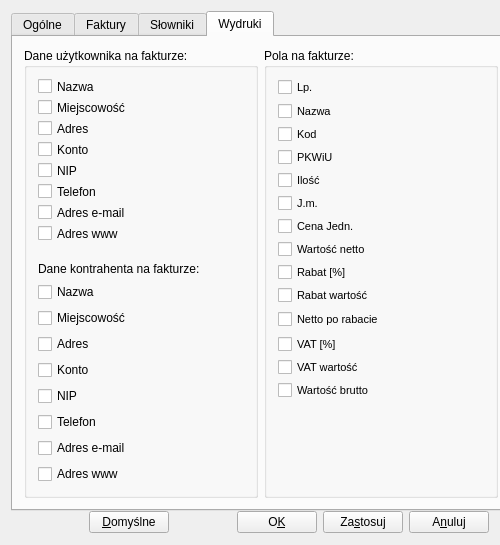
Old version of the form ui/Setting.ui in the repository juliagoda/qfaktury.
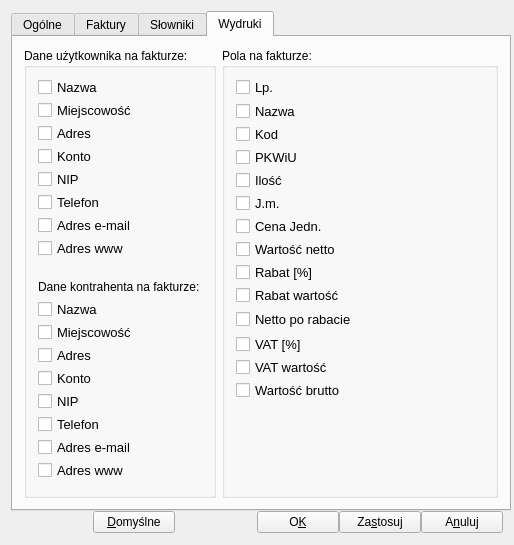
New version of the form. The open tabs and pages were chosen to show the change.

Commit message: fix segmentation fault appearing during Setting window's close

Diff of the .ui file:
```diff
--- a/ui/Setting.ui
+++ b/ui/Setting.ui
@@ -6,7 +6,7 @@
    <rect>
     <x>0</x>
     <y>0</y>
-    <width>500</width>
+    <width>514</width>
     <height>545</height>
    </rect>
   </property>
@@ -1182,310 +1182,448 @@
           <string>Dane użytkownika na fakturze:</string>
          </property>
          <layout class="QGridLayout" name="gridLayout1">
-          <item row="0" column="0">
-           <layout class="QVBoxLayout" name="_53">
-            <item>
-             <layout class="QHBoxLayout" name="_54">
-              <item>
-               <widget class="QCheckBox" name="userinfoname">
-                <property name="text">
-                 <string>Nazwa</string>
-                </property>
-               </widget>
-              </item>
-              <item>
-               <spacer name="spacer27_2">
-                <property name="orientation">
-                 <enum>Qt::Horizontal</enum>
-                </property>
-                <property name="sizeType">
-                 <enum>QSizePolicy::Expanding</enum>
-                </property>
-                <property name="sizeHint" stdset="0">
-                 <size>
-                  <width>40</width>
-                  <height>20</height>
-                 </size>
-                </property>
-               </spacer>
-              </item>
-             </layout>
-            </item>
-            <item>
-             <layout class="QHBoxLayout" name="_55">
-              <item>
-               <widget class="QCheckBox" name="userinfocity">
-                <property name="text">
-                 <string>Miejscowość</string>
-                </property>
-               </widget>
-              </item>
-              <item>
-               <spacer name="spacer27_4">
-                <property name="orientation">
-                 <enum>Qt::Horizontal</enum>
-                </property>
-                <property name="sizeType">
-                 <enum>QSizePolicy::Expanding</enum>
-                </property>
-                <property name="sizeHint" stdset="0">
-                 <size>
-                  <width>40</width>
-                  <height>20</height>
-                 </size>
-                </property>
-               </spacer>
-              </item>
-             </layout>
-            </item>
-            <item>
-             <layout class="QHBoxLayout" name="_56">
-              <item>
-               <widget class="QCheckBox" name="userinfoadress">
-                <property name="text">
-                 <string>Adres</string>
-                </property>
-               </widget>
-              </item>
-              <item>
-               <spacer name="spacer27_3">
-                <property name="orientation">
-                 <enum>Qt::Horizontal</enum>
-                </property>
-                <property name="sizeType">
-                 <enum>QSizePolicy::Expanding</enum>
-                </property>
-                <property name="sizeHint" stdset="0">
-                 <size>
-                  <width>62</width>
-                  <height>20</height>
-                 </size>
-                </property>
-               </spacer>
-              </item>
-             </layout>
-            </item>
-            <item>
-             <layout class="QHBoxLayout" name="_57">
-              <item>
-               <widget class="QCheckBox" name="userinfoaccount">
-                <property name="text">
-                 <string>Konto</string>
-                </property>
-               </widget>
-              </item>
-              <item>
-               <spacer name="spacer27_12">
-                <property name="orientation">
-                 <enum>Qt::Horizontal</enum>
-                </property>
-                <property name="sizeType">
-                 <enum>QSizePolicy::Expanding</enum>
-                </property>
-                <property name="sizeHint" stdset="0">
-                 <size>
-                  <width>40</width>
-                  <height>20</height>
-                 </size>
-                </property>
-               </spacer>
-              </item>
-             </layout>
-            </item>
-            <item>
-             <layout class="QHBoxLayout" name="_58">
-              <item>
-               <widget class="QCheckBox" name="userinfonip">
-                <property name="text">
-                 <string>NIP</string>
-                </property>
-               </widget>
-              </item>
-              <item>
-               <spacer name="spacer27_13">
-                <property name="orientation">
-                 <enum>Qt::Horizontal</enum>
-                </property>
-                <property name="sizeType">
-                 <enum>QSizePolicy::Expanding</enum>
-                </property>
-                <property name="sizeHint" stdset="0">
-                 <size>
-                  <width>40</width>
-                  <height>20</height>
-                 </size>
-                </property>
-               </spacer>
-              </item>
-             </layout>
-            </item>
-            <item>
-             <layout class="QHBoxLayout" name="_59">
-              <item>
-               <widget class="QCheckBox" name="userinfotel">
-                <property name="text">
-                 <string>Telefon</string>
-                </property>
-               </widget>
-              </item>
-              <item>
-               <spacer name="spacer27_14">
-                <property name="orientation">
-                 <enum>Qt::Horizontal</enum>
-                </property>
-                <property name="sizeType">
-                 <enum>QSizePolicy::Expanding</enum>
-                </property>
-                <property name="sizeHint" stdset="0">
-                 <size>
-                  <width>40</width>
-                  <height>20</height>
-                 </size>
-                </property>
-               </spacer>
-              </item>
-             </layout>
-            </item>
-            <item>
-             <layout class="QHBoxLayout" name="_60">
-              <item>
-               <widget class="QCheckBox" name="userinfomail">
-                <property name="text">
-                 <string>Adres e-mail</string>
-                </property>
-               </widget>
-              </item>
-              <item>
-               <spacer name="spacer27_15">
-                <property name="orientation">
-                 <enum>Qt::Horizontal</enum>
-                </property>
-                <property name="sizeType">
-                 <enum>QSizePolicy::Expanding</enum>
-                </property>
-                <property name="sizeHint" stdset="0">
-                 <size>
-                  <width>40</width>
-                  <height>20</height>
-                 </size>
-                </property>
-               </spacer>
-              </item>
-             </layout>
-            </item>
-            <item>
-             <layout class="QHBoxLayout" name="_61">
-              <item>
-               <widget class="QCheckBox" name="userinfowww">
-                <property name="text">
-                 <string>Adres www</string>
-                </property>
-               </widget>
-              </item>
-              <item>
-               <spacer name="spacer27_16">
-                <property name="orientation">
-                 <enum>Qt::Horizontal</enum>
-                </property>
-                <property name="sizeType">
-                 <enum>QSizePolicy::Expanding</enum>
-                </property>
-                <property name="sizeHint" stdset="0">
-                 <size>
-                  <width>40</width>
-                  <height>20</height>
-                 </size>
-                </property>
-               </spacer>
-              </item>
-             </layout>
-            </item>
-            <item>
-             <spacer name="spacer44_7">
-              <property name="orientation">
-               <enum>Qt::Vertical</enum>
-              </property>
-              <property name="sizeType">
-               <enum>QSizePolicy::Fixed</enum>
-              </property>
-              <property name="sizeHint" stdset="0">
-               <size>
-                <width>20</width>
-                <height>50</height>
-               </size>
-              </property>
-             </spacer>
-            </item>
-           </layout>
+          <item row="7" column="0">
+           <widget class="QCheckBox" name="userinfowww">
+            <property name="minimumSize">
+             <size>
+              <width>0</width>
+              <height>17</height>
+             </size>
+            </property>
+            <property name="maximumSize">
+             <size>
+              <width>16777215</width>
+              <height>17</height>
+             </size>
+            </property>
+            <property name="font">
+             <font>
+              <pointsize>10</pointsize>
+             </font>
+            </property>
+            <property name="text">
+             <string>Adres www</string>
+            </property>
+           </widget>
           </item>
-          <item row="9" column="0">
+          <item row="2" column="0">
+           <widget class="QCheckBox" name="userinfoadress">
+            <property name="minimumSize">
+             <size>
+              <width>0</width>
+              <height>17</height>
+             </size>
+            </property>
+            <property name="maximumSize">
+             <size>
+              <width>16777215</width>
+              <height>17</height>
+             </size>
+            </property>
+            <property name="font">
+             <font>
+              <pointsize>10</pointsize>
+             </font>
+            </property>
+            <property name="text">
+             <string>Adres</string>
+            </property>
+           </widget>
+          </item>
+          <item row="1" column="0">
+           <widget class="QCheckBox" name="userinfocity">
+            <property name="minimumSize">
+             <size>
+              <width>0</width>
+              <height>17</height>
+             </size>
+            </property>
+            <property name="maximumSize">
+             <size>
+              <width>16777215</width>
+              <height>17</height>
+             </size>
+            </property>
+            <property name="font">
+             <font>
+              <pointsize>10</pointsize>
+             </font>
+            </property>
+            <property name="text">
+             <string>Miejscowość</string>
+            </property>
+           </widget>
+          </item>
+          <item row="4" column="0">
+           <widget class="QCheckBox" name="userinfonip">
+            <property name="minimumSize">
+             <size>
+              <width>0</width>
+              <height>17</height>
+             </size>
+            </property>
+            <property name="maximumSize">
+             <size>
+              <width>16777215</width>
+              <height>17</height>
+             </size>
+            </property>
+            <property name="font">
+             <font>
+              <pointsize>10</pointsize>
+             </font>
+            </property>
+            <property name="text">
+             <string>NIP</string>
+            </property>
+           </widget>
+          </item>
+          <item row="6" column="0">
+           <widget class="QCheckBox" name="userinfomail">
+            <property name="minimumSize">
+             <size>
+              <width>0</width>
+              <height>17</height>
+             </size>
+            </property>
+            <property name="maximumSize">
+             <size>
+              <width>16777215</width>
+              <height>17</height>
+             </size>
+            </property>
+            <property name="font">
+             <font>
+              <pointsize>10</pointsize>
+             </font>
+            </property>
+            <property name="text">
+             <string>Adres e-mail</string>
+            </property>
+           </widget>
+          </item>
+          <item row="17" column="0">
            <widget class="QCheckBox" name="buyerinfowww">
+            <property name="minimumSize">
+             <size>
+              <width>0</width>
+              <height>17</height>
+             </size>
+            </property>
+            <property name="maximumSize">
+             <size>
+              <width>16777215</width>
+              <height>17</height>
+             </size>
+            </property>
+            <property name="font">
+             <font>
+              <pointsize>10</pointsize>
+             </font>
+            </property>
             <property name="text">
              <string>Adres www</string>
             </property>
            </widget>
           </item>
-          <item row="3" column="0">
+          <item row="11" column="0">
            <widget class="QCheckBox" name="buyerinfocity">
+            <property name="minimumSize">
+             <size>
+              <width>0</width>
+              <height>17</height>
+             </size>
+            </property>
+            <property name="maximumSize">
+             <size>
+              <width>16777215</width>
+              <height>17</height>
+             </size>
+            </property>
+            <property name="font">
+             <font>
+              <pointsize>10</pointsize>
+             </font>
+            </property>
             <property name="text">
              <string>Miejscowość</string>
             </property>
            </widget>
           </item>
-          <item row="4" column="0">
+          <item row="12" column="0">
            <widget class="QCheckBox" name="buyerinfoaddress">
+            <property name="minimumSize">
+             <size>
+              <width>0</width>
+              <height>17</height>
+             </size>
+            </property>
+            <property name="maximumSize">
+             <size>
+              <width>16777215</width>
+              <height>17</height>
+             </size>
+            </property>
+            <property name="font">
+             <font>
+              <pointsize>10</pointsize>
+             </font>
+            </property>
             <property name="text">
              <string>Adres</string>
             </property>
            </widget>
           </item>
-          <item row="5" column="0">
+          <item row="13" column="0">
            <widget class="QCheckBox" name="buyerinfoaccount">
+            <property name="minimumSize">
+             <size>
+              <width>0</width>
+              <height>17</height>
+             </size>
+            </property>
+            <property name="maximumSize">
+             <size>
+              <width>16777215</width>
+              <height>17</height>
+             </size>
+            </property>
+            <property name="font">
+             <font>
+              <pointsize>10</pointsize>
+             </font>
+            </property>
             <property name="text">
              <string>Konto</string>
             </property>
            </widget>
           </item>
-          <item row="8" column="0">
+          <item row="16" column="0">
            <widget class="QCheckBox" name="buyerinfomail">
+            <property name="minimumSize">
+             <size>
+              <width>0</width>
+              <height>17</height>
+             </size>
+            </property>
+            <property name="maximumSize">
+             <size>
+              <width>16777215</width>
+              <height>17</height>
+             </size>
+            </property>
+            <property name="font">
+             <font>
+              <pointsize>10</pointsize>
+             </font>
+            </property>
             <property name="text">
              <string>Adres e-mail</string>
             </property>
            </widget>
           </item>
-          <item row="7" column="0">
+          <item row="15" column="0">
            <widget class="QCheckBox" name="buyerinfotel">
+            <property name="minimumSize">
+             <size>
+              <width>0</width>
+              <height>17</height>
+             </size>
+            </property>
+            <property name="maximumSize">
+             <size>
+              <width>16777215</width>
+              <height>17</height>
+             </size>
+            </property>
+            <property name="font">
+             <font>
+              <pointsize>10</pointsize>
+             </font>
+            </property>
             <property name="text">
              <string>Telefon</string>
             </property>
            </widget>
           </item>
-          <item row="6" column="0">
+          <item row="14" column="0">
            <widget class="QCheckBox" name="buyerinfotic">
+            <property name="minimumSize">
+             <size>
+              <width>0</width>
+              <height>17</height>
+             </size>
+            </property>
+            <property name="maximumSize">
+             <size>
+              <width>16777215</width>
+              <height>17</height>
+             </size>
+            </property>
+            <property name="font">
+             <font>
+              <pointsize>10</pointsize>
+             </font>
+            </property>
             <property name="text">
              <string>NIP</string>
             </property>
            </widget>
           </item>
-          <item row="1" column="0">
+          <item row="9" column="0">
            <widget class="QLabel" name="label">
+            <property name="minimumSize">
+             <size>
+              <width>0</width>
+              <height>17</height>
+             </size>
+            </property>
+            <property name="maximumSize">
+             <size>
+              <width>16777215</width>
+              <height>17</height>
+             </size>
+            </property>
+            <property name="font">
+             <font>
+              <weight>50</weight>
+              <bold>false</bold>
+             </font>
+            </property>
             <property name="text">
              <string>Dane kontrahenta na fakturze:</string>
             </property>
+            <property name="margin">
+             <number>0</number>
+            </property>
            </widget>
           </item>
-          <item row="2" column="0">
+          <item row="10" column="0">
            <widget class="QCheckBox" name="buyerinfoname">
+            <property name="minimumSize">
+             <size>
+              <width>0</width>
+              <height>17</height>
+             </size>
+            </property>
+            <property name="maximumSize">
+             <size>
+              <width>16777215</width>
+              <height>17</height>
+             </size>
+            </property>
+            <property name="font">
+             <font>
+              <pointsize>10</pointsize>
+             </font>
+            </property>
             <property name="text">
              <string>Nazwa</string>
             </property>
+            <property name="checked">
+             <bool>false</bool>
+            </property>
            </widget>
           </item>
+          <item row="5" column="0">
+           <widget class="QCheckBox" name="userinfotel">
+            <property name="minimumSize">
+             <size>
+              <width>0</width>
+              <height>17</height>
+             </size>
+            </property>
+            <property name="maximumSize">
+             <size>
+              <width>16777215</width>
+              <height>17</height>
+             </size>
+            </property>
+            <property name="font">
+             <font>
+              <pointsize>10</pointsize>
+             </font>
+            </property>
+            <property name="text">
+             <string>Telefon</string>
+            </property>
+           </widget>
+          </item>
+          <item row="3" column="0">
+           <widget class="QCheckBox" name="userinfoaccount">
+            <property name="minimumSize">
+             <size>
+              <width>0</width>
+              <height>17</height>
+             </size>
+            </property>
+            <property name="maximumSize">
+             <size>
+              <width>16777215</width>
+              <height>17</height>
+             </size>
+            </property>
+            <property name="font">
+             <font>
+              <pointsize>10</pointsize>
+             </font>
+            </property>
+            <property name="text">
+             <string>Konto</string>
+            </property>
+           </widget>
+          </item>
+          <item row="0" column="0">
+           <widget class="QCheckBox" name="userinfoname">
+            <property name="minimumSize">
+             <size>
+              <width>0</width>
+              <height>17</height>
+             </size>
+            </property>
+            <property name="maximumSize">
+             <size>
+              <width>16777215</width>
+              <height>17</height>
+             </size>
+            </property>
+            <property name="font">
+             <font>
+              <pointsize>10</pointsize>
+             </font>
+            </property>
+            <property name="text">
+             <string>Nazwa</string>
+            </property>
+           </widget>
+          </item>
+          <item row="8" column="0">
+           <spacer name="verticalSpacer_3">
+            <property name="orientation">
+             <enum>Qt::Vertical</enum>
+            </property>
+            <property name="sizeType">
+             <enum>QSizePolicy::Fixed</enum>
+            </property>
+            <property name="sizeHint" stdset="0">
+             <size>
+              <width>20</width>
+              <height>15</height>
+             </size>
+            </property>
+           </spacer>
+          </item>
          </layout>
         </widget>
        </item>
        <item>
         <widget class="QGroupBox" name="groupBox_2">
+         <property name="font">
+          <font>
+           <weight>50</weight>
+           <bold>false</bold>
+          </font>
+         </property>
          <property name="title">
           <string>Pola na fakturze:</string>
          </property>
@@ -1510,7 +1648,7 @@
                 </property>
                 <property name="font">
                  <font>
-                  <pointsize>8</pointsize>
+                  <pointsize>10</pointsize>
                  </font>
                 </property>
                 <property name="text">
@@ -1554,7 +1692,7 @@
                 </property>
                 <property name="font">
                  <font>
-                  <pointsize>8</pointsize>
+                  <pointsize>10</pointsize>
                  </font>
                 </property>
                 <property name="text">
@@ -1598,7 +1736,7 @@
                 </property>
                 <property name="font">
                  <font>
-                  <pointsize>8</pointsize>
+                  <pointsize>10</pointsize>
                  </font>
                 </property>
                 <property name="text">
@@ -1642,7 +1780,7 @@
                 </property>
                 <property name="font">
                  <font>
-                  <pointsize>8</pointsize>
+                  <pointsize>10</pointsize>
                  </font>
                 </property>
                 <property name="text">
@@ -1686,7 +1824,7 @@
                 </property>
                 <property name="font">
                  <font>
-                  <pointsize>8</pointsize>
+                  <pointsize>10</pointsize>
                  </font>
                 </property>
                 <property name="text">
@@ -1730,7 +1868,7 @@
                 </property>
                 <property name="font">
                  <font>
-                  <pointsize>8</pointsize>
+                  <pointsize>10</pointsize>
                  </font>
                 </property>
                 <property name="text">
@@ -1774,7 +1912,7 @@
                 </property>
                 <property name="font">
                  <font>
-                  <pointsize>8</pointsize>
+                  <pointsize>10</pointsize>
                  </font>
                 </property>
                 <property name="text">
@@ -1818,7 +1956,7 @@
                 </property>
                 <property name="font">
                  <font>
-                  <pointsize>8</pointsize>
+                  <pointsize>10</pointsize>
                  </font>
                 </property>
                 <property name="text">
@@ -1862,7 +2000,7 @@
                 </property>
                 <property name="font">
                  <font>
-                  <pointsize>8</pointsize>
+                  <pointsize>10</pointsize>
                  </font>
                 </property>
                 <property name="text">
@@ -1906,7 +2044,7 @@
                 </property>
                 <property name="font">
                  <font>
-                  <pointsize>8</pointsize>
+                  <pointsize>10</pointsize>
                  </font>
                 </property>
                 <property name="text">
@@ -1950,7 +2088,7 @@
                 </property>
                 <property name="font">
                  <font>
-                  <pointsize>8</pointsize>
+                  <pointsize>10</pointsize>
                  </font>
                 </property>
                 <property name="text">
@@ -1994,7 +2132,7 @@
                 </property>
                 <property name="font">
                  <font>
-                  <pointsize>8</pointsize>
+                  <pointsize>10</pointsize>
                  </font>
                 </property>
                 <property name="text">
@@ -2038,7 +2176,7 @@
                 </property>
                 <property name="font">
                  <font>
-                  <pointsize>8</pointsize>
+                  <pointsize>10</pointsize>
                  </font>
                 </property>
                 <property name="text">
@@ -2082,7 +2220,7 @@
                 </property>
                 <property name="font">
                  <font>
-                  <pointsize>8</pointsize>
+                  <pointsize>10</pointsize>
                  </font>
                 </property>
                 <property name="text">
@@ -2131,7 +2269,13 @@
     </widget>
    </item>
    <item>
-    <layout class="QHBoxLayout" name="horizontalLayout_11">
+    <layout class="QHBoxLayout" name="horizontalLayout_11" stretch="2,2,2,2,2,2">
+     <property name="spacing">
+      <number>0</number>
+     </property>
+     <property name="topMargin">
+      <number>50</number>
+     </property>
      <item>
       <spacer>
        <property name="orientation">
```
Left out of the diff: 22 changed lines with no effect on the pictures. The commit also changes 5 other files.
